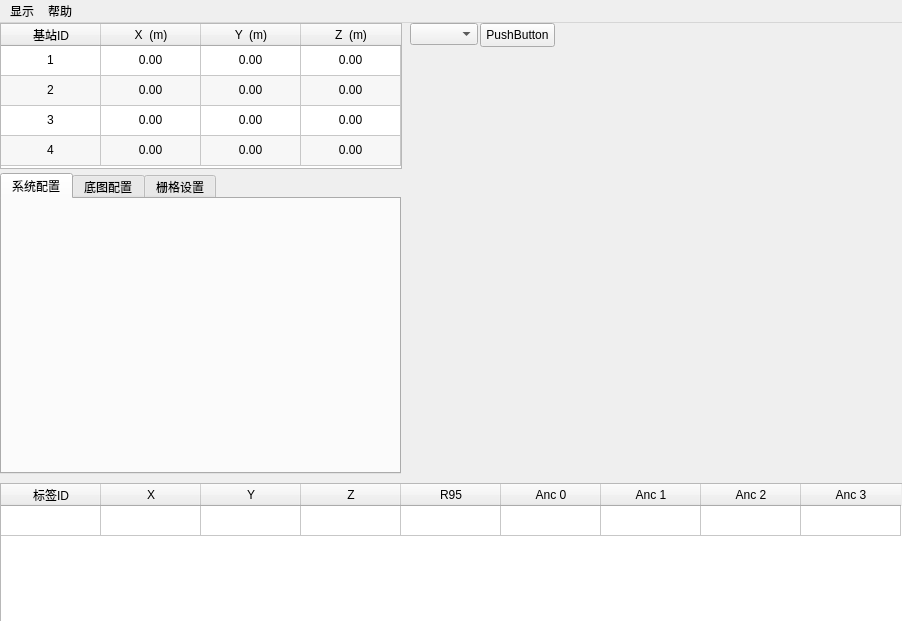
This is PythonQt/Haoru/conf/mainwindow.ui in Gesiz/MyPythonLearn as Qt 5 draws it before an edit. The edited form follows.
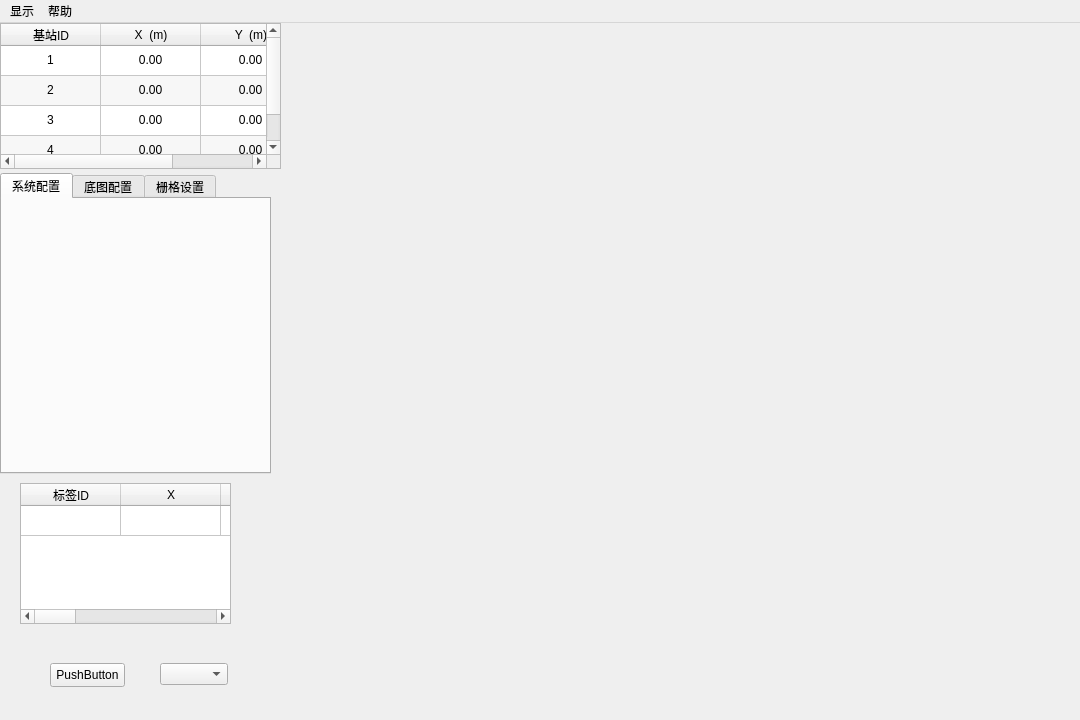
This is the edited form.

```diff
--- a/PythonQt/Haoru/conf/mainwindow.ui
+++ b/PythonQt/Haoru/conf/mainwindow.ui
@@ -6,8 +6,8 @@
    <rect>
     <x>0</x>
     <y>0</y>
-    <width>902</width>
-    <height>621</height>
+    <width>1080</width>
+    <height>720</height>
    </rect>
   </property>
   <property name="windowTitle">
@@ -19,7 +19,7 @@
      <rect>
       <x>0</x>
       <y>0</y>
-      <width>402</width>
+      <width>281</width>
       <height>146</height>
      </rect>
     </property>
@@ -262,8 +262,8 @@
    <widget class="QComboBox" name="comboBox">
     <property name="geometry">
      <rect>
-      <x>410</x>
-      <y>0</y>
+      <x>160</x>
+      <y>640</y>
       <width>68</width>
       <height>22</height>
      </rect>
@@ -274,7 +274,7 @@
      <rect>
       <x>0</x>
       <y>150</y>
-      <width>401</width>
+      <width>271</width>
       <height>301</height>
      </rect>
     </property>
@@ -300,8 +300,8 @@
    <widget class="QPushButton" name="pushButton">
     <property name="geometry">
      <rect>
-      <x>480</x>
-      <y>0</y>
+      <x>50</x>
+      <y>640</y>
       <width>75</width>
       <height>24</height>
      </rect>
@@ -313,9 +313,9 @@
    <widget class="QTableWidget" name="tableWidget_2">
     <property name="geometry">
      <rect>
-      <x>0</x>
+      <x>20</x>
       <y>460</y>
-      <width>946</width>
+      <width>211</width>
       <height>141</height>
      </rect>
     </property>
@@ -379,10 +379,10 @@
    <widget class="QWidget" name="verticalLayoutWidget">
     <property name="geometry">
      <rect>
-      <x>410</x>
-      <y>50</y>
-      <width>441</width>
-      <height>381</height>
+      <x>310</x>
+      <y>10</y>
+      <width>761</width>
+      <height>681</height>
      </rect>
     </property>
     <layout class="QVBoxLayout" name="verticalLayout"/>
@@ -393,7 +393,7 @@
     <rect>
      <x>0</x>
      <y>0</y>
-     <width>902</width>
+     <width>1080</width>
      <height>22</height>
     </rect>
    </property>
```
